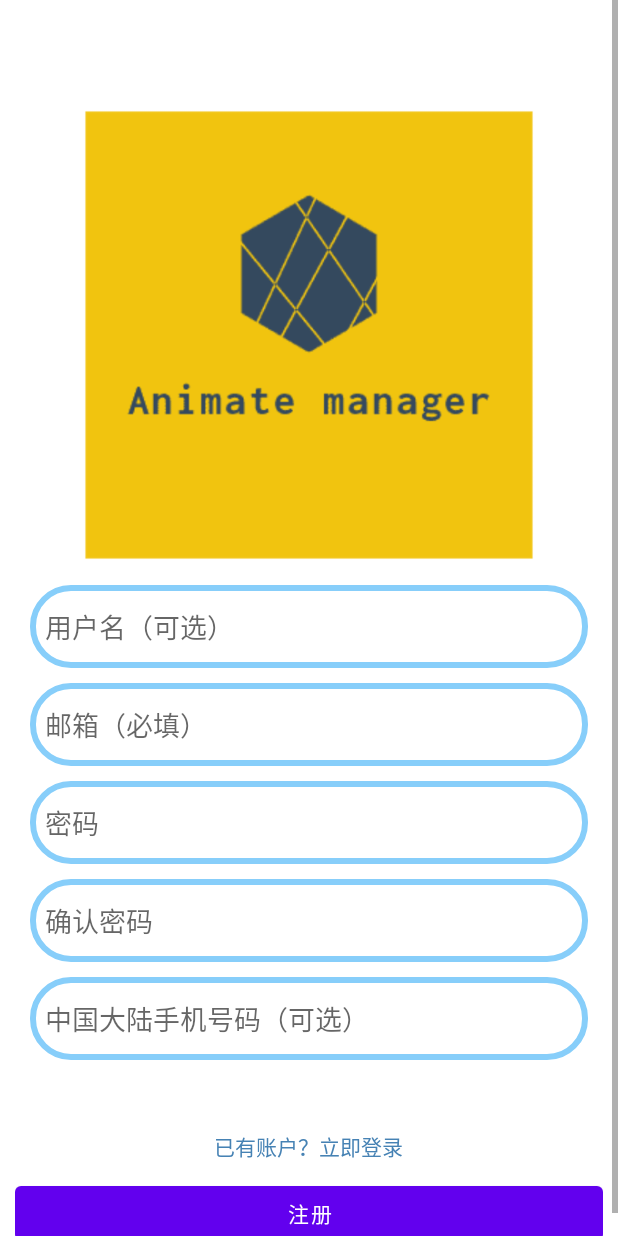
After one commit to JerryFhuurr/fanju_manager_new, an Android app: the RegisterFragment screen opened through its navigation route, on a phone screen of 412 x 824 dp. The commit adds this screen. Run offline under Robolectric (Android 15) with nearby library versions, the phone set to English and light mode, and no system bars; our stand-ins replace RxJava; libraries missing offline, so code that uses them is left out: cn.leancloud.

Commit message:
navigation between login and register done

```diff
--- a/app/src/main/java/com/jerry/fanju_manager/main/login/LoginActivity.java
+++ b/app/src/main/java/com/jerry/fanju_manager/main/login/LoginActivity.java
@@ -1,8 +1,11 @@
 package com.jerry.fanju_manager.main.login;
 
 import androidx.appcompat.app.AppCompatActivity;
+import androidx.navigation.NavController;
+import androidx.navigation.Navigation;
 
 import android.os.Bundle;
+import android.view.View;
 
 import com.jerry.fanju_manager.R;
 
@@ -12,5 +15,7 @@ public class LoginActivity extends AppCompatActivity {
     protected void onCreate(Bundle savedInstanceState) {
         super.onCreate(savedInstanceState);
         setContentView(R.layout.activity_login);
+
     }
+
 }
--- a/app/src/main/java/com/jerry/fanju_manager/main/login/LoginFragment.java
+++ b/app/src/main/java/com/jerry/fanju_manager/main/login/LoginFragment.java
@@ -6,6 +6,9 @@ import android.os.Bundle;
 
 import androidx.fragment.app.Fragment;
 import androidx.lifecycle.ViewModelProvider;
+import androidx.navigation.NavController;
+import androidx.navigation.Navigation;
+import androidx.navigation.fragment.NavHostFragment;
 
 import android.util.Log;
 import android.view.LayoutInflater;
@@ -32,6 +35,7 @@ public class LoginFragment extends Fragment {
     private TextView logout;
     private TextView loginInfo;
     private Button loginBtn;
+    private TextView toRegister;
 
     public LoginFragment() {
         // Required empty public constructor
@@ -53,6 +57,7 @@ public class LoginFragment extends Fragment {
         logout = v.findViewById(R.id.login_out);
         loginBtn = v.findViewById(R.id.login_button);
         loginInfo = v.findViewById(R.id.login_error);
+        toRegister = v.findViewById(R.id.login_register);
 
         setupView();
         return v;
@@ -84,6 +89,12 @@ public class LoginFragment extends Fragment {
             @Override
             public void onClick(View v) {
                 loginViewModel.logOut();
+            }
+        });
+        toRegister.setOnClickListener(new View.OnClickListener() {
+            @Override
+            public void onClick(View v) {
+                Navigation.findNavController(v).navigate(R.id.action_loginFragment_to_registerFragment);
             }
         });
     }
--- /dev/null
+++ b/app/src/main/java/com/jerry/fanju_manager/main/login/RegisterFragment.java
@@ -0,0 +1,47 @@
+package com.jerry.fanju_manager.main.login;
+
+import android.os.Bundle;
+
+import androidx.fragment.app.Fragment;
+
+import android.view.LayoutInflater;
+import android.view.View;
+import android.view.ViewGroup;
+import android.widget.TextView;
+
+import com.jerry.fanju_manager.R;
+
+public class RegisterFragment extends Fragment {
+
+    private TextView backLogin;
+
+    public RegisterFragment() {
+        // Required empty public constructor
+    }
+
+    @Override
+    public void onCreate(Bundle savedInstanceState) {
+        super.onCreate(savedInstanceState);
+    }
+
+    @Override
+    public View onCreateView(LayoutInflater inflater, ViewGroup container,
+                             Bundle savedInstanceState) {
+        // Inflate the layout for this fragment
+        View v = inflater.inflate(R.layout.fragment_register, container, false);
+        backLogin = v.findViewById(R.id.register_backLogin);
+
+        setUpView();
+        return v;
+    }
+
+    private void setUpView() {
+        backLogin.setOnClickListener(new View.OnClickListener() {
+            @Override
+            public void onClick(View v) {
+                getActivity().getSupportFragmentManager()
+                        .popBackStack();
+            }
+        });
+    }
+}
--- a/app/src/main/res/layout/activity_login.xml
+++ b/app/src/main/res/layout/activity_login.xml
@@ -1,16 +1,17 @@
 <?xml version="1.0" encoding="utf-8"?>
-<androidx.constraintlayout.widget.ConstraintLayout xmlns:android="http://schemas.android.com/apk/res/android"
+<FrameLayout xmlns:android="http://schemas.android.com/apk/res/android"
     xmlns:app="http://schemas.android.com/apk/res-auto"
     xmlns:tools="http://schemas.android.com/tools"
     android:layout_width="match_parent"
     android:layout_height="match_parent"
     tools:context=".main.login.LoginActivity">
 
-    <fragment
-    android:id="@+id/login_fragment"
-    android:name="com.jerry.fanju_manager.main.login.LoginFragment"
-    android:layout_width="match_parent"
-    android:layout_height="match_parent"
-    app:defaultNavHost="true"
-    android:layout_weight="0.6" />
-</androidx.constraintlayout.widget.ConstraintLayout>
+
+    <androidx.fragment.app.FragmentContainerView
+        android:id="@+id/fragmentContainerView"
+        android:name="androidx.navigation.fragment.NavHostFragment"
+        android:layout_width="match_parent"
+        android:layout_height="match_parent"
+        app:defaultNavHost="true"
+        app:navGraph="@navigation/login_navmap" />
+</FrameLayout>
--- /dev/null
+++ b/app/src/main/res/layout/fragment_register.xml
@@ -0,0 +1,145 @@
+<?xml version="1.0" encoding="utf-8"?>
+<FrameLayout xmlns:android="http://schemas.android.com/apk/res/android"
+    xmlns:tools="http://schemas.android.com/tools"
+    android:layout_width="match_parent"
+    android:layout_height="match_parent"
+    tools:context=".main.login.RegisterFragment">
+
+    <ScrollView
+        android:layout_width="match_parent"
+        android:layout_height="wrap_content">
+
+        <LinearLayout
+            android:layout_width="match_parent"
+            android:layout_height="match_parent"
+            android:orientation="vertical">
+
+            <LinearLayout
+                android:layout_width="match_parent"
+                android:layout_height="wrap_content"
+                android:layout_marginTop="110px"
+                android:gravity="center"
+                android:orientation="vertical">
+
+                <ImageView
+                    android:layout_width="wrap_content"
+                    android:layout_height="450px"
+                    android:scaleType="centerInside"
+                    android:src="@drawable/pinterest_profile_image" />
+            </LinearLayout>
+
+            <LinearLayout
+                android:layout_width="match_parent"
+                android:layout_height="wrap_content"
+                android:orientation="vertical"
+                android:paddingHorizontal="30px"
+                android:paddingVertical="25px">
+
+                <EditText
+                    android:id="@+id/register_name"
+                    android:layout_width="match_parent"
+                    android:layout_height="55dp"
+                    android:background="@drawable/edit_field_shape"
+                    android:drawablePadding="10dp"
+                    android:hint="@string/register_name"
+                    android:inputType="textEmailAddress"
+                    android:singleLine="true" />
+
+                <View
+                    android:layout_width="wrap_content"
+                    android:layout_height="15px" />
+
+                <EditText
+                    android:id="@+id/register_email"
+                    android:layout_width="match_parent"
+                    android:layout_height="55dp"
+                    android:background="@drawable/edit_field_shape"
+                    android:drawablePadding="10dp"
+                    android:hint="@string/register_email"
+                    android:inputType="textEmailAddress"
+                    android:singleLine="true" />
+
+                <View
+                    android:layout_width="wrap_content"
+                    android:layout_height="15px" />
+
+                <EditText
+                    android:id="@+id/register_password1"
+                    android:layout_width="match_parent"
+                    android:layout_height="55dp"
+                    android:background="@drawable/edit_field_shape"
+                    android:drawablePadding="10dp"
+                    android:hint="@string/register_password1"
+                    android:inputType="textEmailAddress"
+                    android:singleLine="true" />
+
+                <View
+                    android:layout_width="wrap_content"
+                    android:layout_height="15px" />
+
+                <EditText
+                    android:id="@+id/register_password2"
+                    android:layout_width="match_parent"
+                    android:layout_height="55dp"
+                    android:background="@drawable/edit_field_shape"
+                    android:drawablePadding="10dp"
+                    android:hint="@string/register_password2"
+                    android:inputType="textEmailAddress"
+                    android:singleLine="true" />
+
+                <View
+                    android:layout_width="wrap_content"
+                    android:layout_height="15px" />
+
+                <EditText
+                    android:id="@+id/register_phone"
+                    android:layout_width="match_parent"
+                    android:layout_height="55dp"
+                    android:background="@drawable/edit_field_shape"
+                    android:drawablePadding="10dp"
+                    android:hint="@string/register_phone"
+                    android:inputType="textEmailAddress"
+                    android:singleLine="true" />
+            </LinearLayout>
+
+            <LinearLayout
+                android:layout_width="match_parent"
+                android:layout_height="wrap_content"
+                android:orientation="vertical"
+                android:paddingHorizontal="15px"
+                android:paddingVertical="10px">
+
+                <View
+                    android:layout_width="wrap_content"
+                    android:layout_height="6px" />
+
+                <TextView
+                    android:id="@+id/register_info"
+                    android:layout_width="wrap_content"
+                    android:layout_height="wrap_content"
+                    android:layout_gravity="center"
+                    android:gravity="center"
+                    android:textColor="@color/r_red" />
+
+                <TextView
+                    android:id="@+id/register_backLogin"
+                    android:layout_width="wrap_content"
+                    android:layout_height="wrap_content"
+                    android:layout_gravity="center"
+                    android:gravity="center"
+                    android:text="@string/register_backLogin"
+                    android:textColor="@color/SteelBlue" />
+
+                <View
+                    android:layout_width="wrap_content"
+                    android:layout_height="15px" />
+
+                <Button
+                    android:id="@+id/registerBtn"
+                    android:layout_width="match_parent"
+                    android:layout_height="wrap_content"
+                    android:text="@string/register_button" />
+            </LinearLayout>
+        </LinearLayout>
+    </ScrollView>
+</FrameLayout>
--- /dev/null
+++ b/app/src/main/res/navigation/login_navmap.xml
@@ -0,0 +1,22 @@
+<?xml version="1.0" encoding="utf-8"?>
+<navigation xmlns:android="http://schemas.android.com/apk/res/android"
+    xmlns:app="http://schemas.android.com/apk/res-auto"
+    xmlns:tools="http://schemas.android.com/tools"
+    android:id="@+id/login_navmap"
+    app:startDestination="@id/loginFragment">
+
+    <fragment
+        android:id="@+id/loginFragment"
+        android:name="com.jerry.fanju_manager.main.login.LoginFragment"
+        android:label="fragment_login"
+        tools:layout="@layout/fragment_login" >
+        <action
+            android:id="@+id/action_loginFragment_to_registerFragment"
+            app:destination="@id/registerFragment" />
+    </fragment>
+    <fragment
+        android:id="@+id/registerFragment"
+        android:name="com.jerry.fanju_manager.main.login.RegisterFragment"
+        android:label="fragment_register"
+        tools:layout="@layout/fragment_register" />
+</navigation>
--- a/app/src/main/res/values/strings.xml
+++ b/app/src/main/res/values/strings.xml
@@ -1,5 +1,7 @@
 <resources>
     <string name="app_name">番剧管理</string>
+
+    <!-- login -->
     <string name="prompt_email">邮箱或用户名</string>
     <string name="prompt_password">密码</string>
     <string name="action_sign_in_short">登录</string>
@@ -11,6 +13,15 @@
     <string name="login_error_email2">用户名或邮箱不存在</string>
     <string name="login_error_password2">密码错误次数太多，请稍后再试或重置密码</string>
     <string name="login_error_empty">用户名和密码不能为空！</string>
+
+    <!-- register -->
+    <string name="register_name">用户名（可选）</string>
+    <string name="register_email">邮箱（必填）</string>
+    <string name="register_password1">密码</string>
+    <string name="register_password2">确认密码</string>
+    <string name="register_phone">中国大陆手机号码（可选）</string>
+    <string name="register_backLogin">已有账户？立即登录</string>
+    <string name="register_button">注册</string>
     <!-- TODO: Remove or change this placeholder text -->
     <string name="hello_blank_fragment">Hello blank fragment</string>
 </resources>
```
Also changed, not shown: app/src/main/res/anim/slide_from_bottom.xml (added, +7 -0 lines), app/src/main/res/anim/slide_from_left.xml (added, +7 -0 lines), app/src/main/res/anim/slide_from_right.xml (added, +7 -0 lines), app/src/main/res/anim/slide_to_left.xml (added, +7 -0 lines), app/src/main/res/anim/slide_to_right.xml (added, +7 -0 lines), app/src/main/res/anim/slide_to_top.xml (added, +7 -0 lines), app/src/main/res/layout/fragment_login.xml (+17 -13 lines).
